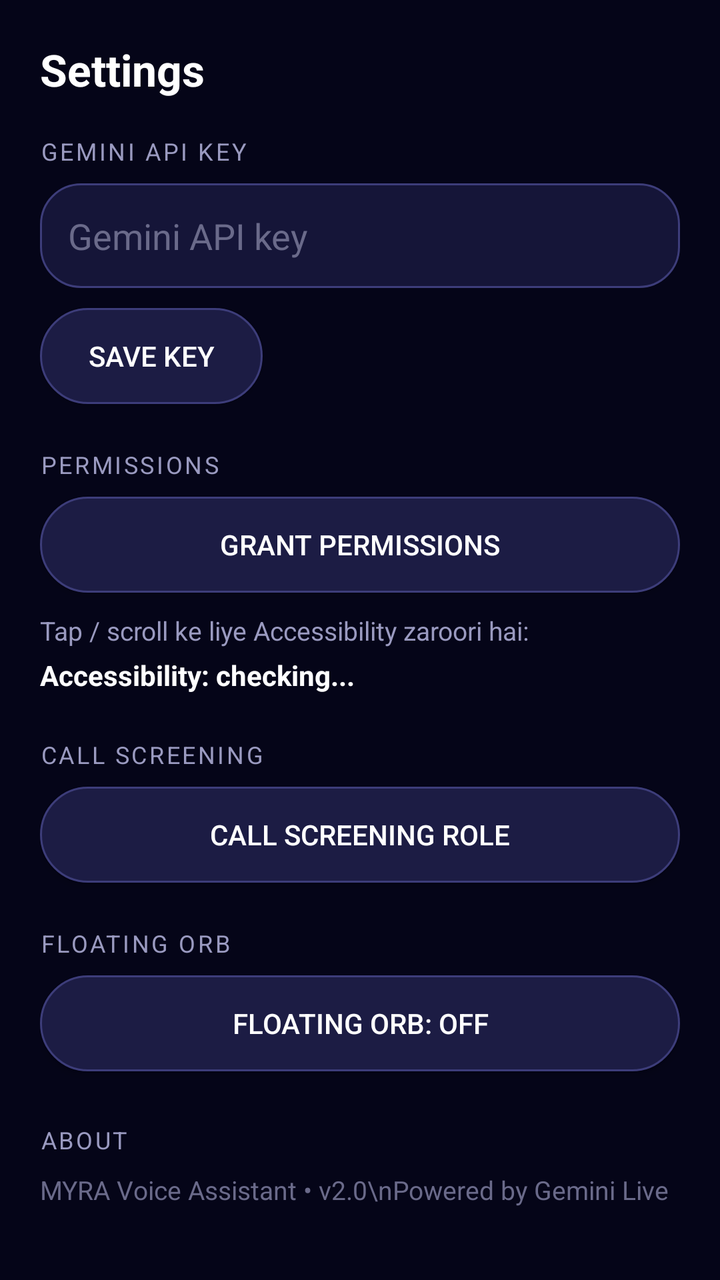
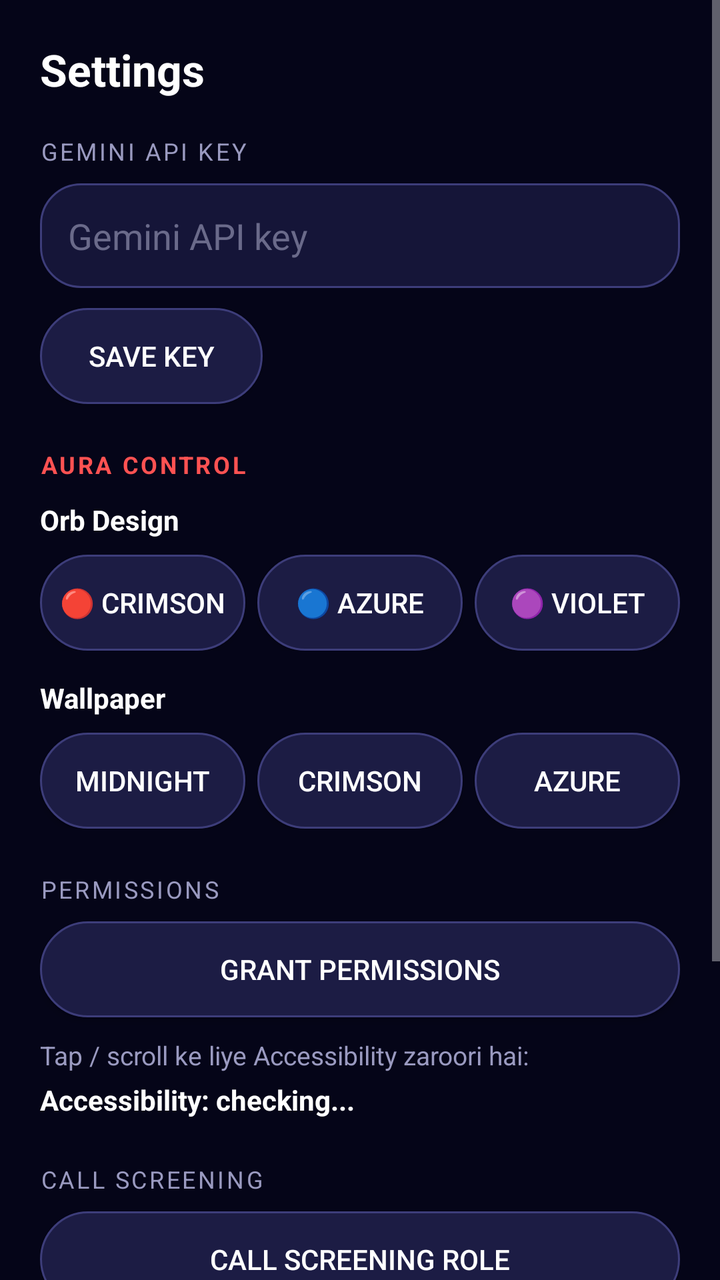

The first picture is an Android layout as it rendered before a commit; the second is the same layout after the commit. The layout source and the unified diff follow.
<!-- AndroidManifest.xml: application theme Theme.MYRA -->
<!-- res/layout/fragment_settings.xml -->
<?xml version="1.0" encoding="utf-8"?>
<ScrollView xmlns:android="http://schemas.android.com/apk/res/android"
    android:layout_width="match_parent"
    android:layout_height="match_parent">

    <LinearLayout
        android:layout_width="match_parent"
        android:layout_height="wrap_content"
        android:orientation="vertical"
        android:padding="20dp">

        <TextView
            android:layout_width="wrap_content"
            android:layout_height="wrap_content"
            android:text="Settings"
            android:textColor="#FFFFFF"
            android:textSize="22sp"
            android:textStyle="bold" />

        <TextView
            android:layout_width="wrap_content"
            android:layout_height="wrap_content"
            android:layout_marginTop="18dp"
            android:letterSpacing="0.1"
            android:text="GEMINI API KEY"
            android:textColor="#9A9AC0"
            android:textSize="12sp" />

        <EditText
            android:id="@+id/settingsApiKeyInput"
            android:layout_width="match_parent"
            android:layout_height="wrap_content"
            android:layout_marginTop="8dp"
            android:background="@drawable/bg_input"
            android:hint="Gemini API key"
            android:inputType="textPassword"
            android:padding="14dp"
            android:textColor="#FFFFFF"
            android:textColorHint="#6A6A8A" />

        <Button
            android:id="@+id/settingsSaveKeyButton"
            android:layout_width="wrap_content"
            android:layout_height="wrap_content"
            android:layout_marginTop="10dp"
            android:background="@drawable/bg_pill"
            android:paddingLeft="24dp"
            android:paddingRight="24dp"
            android:text="Save Key"
            android:textColor="#FFFFFF" />

        <TextView
            android:layout_width="wrap_content"
            android:layout_height="wrap_content"
            android:layout_marginTop="22dp"
            android:letterSpacing="0.1"
            android:text="PERMISSIONS"
            android:textColor="#9A9AC0"
            android:textSize="12sp" />

        <Button
            android:id="@+id/settingsPermissionsButton"
            android:layout_width="match_parent"
            android:layout_height="wrap_content"
            android:layout_marginTop="8dp"
            android:background="@drawable/bg_pill"
            android:text="Grant Permissions"
            android:textColor="#FFFFFF" />

        <TextView
            android:layout_width="wrap_content"
            android:layout_height="wrap_content"
            android:layout_marginTop="10dp"
            android:text="Tap / scroll ke liye Accessibility zaroori hai:"
            android:textColor="#9A9AC0"
            android:textSize="13sp" />

        <TextView
            android:id="@+id/settingsA11yStatus"
            android:layout_width="wrap_content"
            android:layout_height="wrap_content"
            android:layout_marginTop="4dp"
            android:text="Accessibility: checking..."
            android:textColor="#FFFFFF"
            android:textSize="14sp"
            android:textStyle="bold" />

        <TextView
            android:layout_width="wrap_content"
            android:layout_height="wrap_content"
            android:layout_marginTop="22dp"
            android:letterSpacing="0.1"
            android:text="CALL SCREENING"
            android:textColor="#9A9AC0"
            android:textSize="12sp" />

        <Button
            android:id="@+id/settingsCallRoleButton"
            android:layout_width="match_parent"
            android:layout_height="wrap_content"
            android:layout_marginTop="8dp"
            android:background="@drawable/bg_pill"
            android:text="Call Screening Role"
            android:textColor="#FFFFFF" />

        <TextView
            android:layout_width="wrap_content"
            android:layout_height="wrap_content"
            android:layout_marginTop="22dp"
            android:letterSpacing="0.1"
            android:text="FLOATING ORB"
            android:textColor="#9A9AC0"
            android:textSize="12sp" />

        <Button
            android:id="@+id/settingsOrbButton"
            android:layout_width="match_parent"
            android:layout_height="wrap_content"
            android:layout_marginTop="8dp"
            android:background="@drawable/bg_pill"
            android:text="Floating Orb: OFF"
            android:textColor="#FFFFFF" />

        <TextView
            android:layout_width="wrap_content"
            android:layout_height="wrap_content"
            android:layout_marginTop="26dp"
            android:letterSpacing="0.1"
            android:text="ABOUT"
            android:textColor="#9A9AC0"
            android:textSize="12sp" />

        <TextView
            android:layout_width="wrap_content"
            android:layout_height="wrap_content"
            android:layout_marginTop="8dp"
            android:layout_marginBottom="16dp"
            android:text="MYRA Voice Assistant • v2.0\nPowered by Gemini Live"
            android:textColor="#6A6A8A"
            android:textSize="13sp" />

    </LinearLayout>
</ScrollView>
<!-- resources referenced by this layout -->
<resources>
  <!-- drawable bg_input (drawable) -->
  <?xml version="1.0" encoding="utf-8"?>
  <shape xmlns:android="http://schemas.android.com/apk/res/android"
      android:shape="rectangle">
      <corners android:radius="20dp" />
      <solid android:color="#151538" />
      <stroke
          android:width="1dp"
          android:color="#3D3D7A" />
  </shape>
  <!-- drawable bg_pill (drawable) -->
  <?xml version="1.0" encoding="utf-8"?>
  <shape xmlns:android="http://schemas.android.com/apk/res/android"
      android:shape="rectangle">
      <corners android:radius="24dp" />
      <solid android:color="#1C1C44" />
      <stroke
          android:width="1dp"
          android:color="#3D3D7A" />
  </shape>
  <style name="Theme.MYRA" parent="Theme.AppCompat.NoActionBar">
          <item name="colorPrimary">#7C4DFF</item>
          <item name="colorPrimaryDark">#050518</item>
          <item name="colorAccent">#03DAC5</item>
          <item name="android:statusBarColor">#050518</item>
          <item name="android:windowLightStatusBar">false</item>
          <item name="android:navigationBarColor">#0D0D2B</item>
          <item name="android:windowBackground">#050518</item>
      </style>
</resources>

<!-- the commit's change to res/layout/fragment_settings.xml (unified diff, before → after) -->
@@ -54,6 +54,110 @@
             android:layout_height="wrap_content"
             android:layout_marginTop="22dp"
             android:letterSpacing="0.1"
+            android:text="AURA CONTROL"
+            android:textColor="#FF5252"
+            android:textSize="12sp"
+            android:textStyle="bold" />
+
+        <TextView
+            android:layout_width="wrap_content"
+            android:layout_height="wrap_content"
+            android:layout_marginTop="10dp"
+            android:text="Orb Design"
+            android:textColor="#FFFFFF"
+            android:textSize="14sp"
+            android:textStyle="bold" />
+
+        <LinearLayout
+            android:layout_width="match_parent"
+            android:layout_height="wrap_content"
+            android:layout_marginTop="8dp"
+            android:orientation="horizontal"
+            android:weightSum="3">
+
+            <Button
+                android:id="@+id/auraOrbCrimson"
+                android:layout_width="0dp"
+                android:layout_height="wrap_content"
+                android:layout_marginEnd="6dp"
+                android:layout_weight="1"
+                android:background="@drawable/bg_pill"
+                android:text="🔴 Crimson"
+                android:textColor="#FFFFFF" />
+
+            <Button
+                android:id="@+id/auraOrbAzure"
+                android:layout_width="0dp"
+                android:layout_height="wrap_content"
+                android:layout_marginEnd="6dp"
+                android:layout_weight="1"
+                android:background="@drawable/bg_pill"
+                android:text="🔵 Azure"
+                android:textColor="#FFFFFF" />
+
+            <Button
+                android:id="@+id/auraOrbViolet"
+                android:layout_width="0dp"
+                android:layout_height="wrap_content"
+                android:layout_weight="1"
+                android:background="@drawable/bg_pill"
+                android:text="🟣 Violet"
+                android:textColor="#FFFFFF" />
+
+        </LinearLayout>
+
+        <TextView
+            android:layout_width="wrap_content"
+            android:layout_height="wrap_content"
+            android:layout_marginTop="14dp"
+            android:text="Wallpaper"
+            android:textColor="#FFFFFF"
+            android:textSize="14sp"
+            android:textStyle="bold" />
+
+        <LinearLayout
+            android:layout_width="match_parent"
+            android:layout_height="wrap_content"
+            android:layout_marginTop="8dp"
+            android:orientation="horizontal"
+            android:weightSum="3">
+
+            <Button
+                android:id="@+id/auraWpMidnight"
+                android:layout_width="0dp"
+                android:layout_height="wrap_content"
+                android:layout_marginEnd="6dp"
+                android:layout_weight="1"
+                android:background="@drawable/bg_pill"
+                android:text="Midnight"
+                android:textColor="#FFFFFF" />
+
+            <Button
+                android:id="@+id/auraWpCrimson"
+                android:layout_width="0dp"
+                android:layout_height="wrap_content"
+                android:layout_marginEnd="6dp"
+                android:layout_weight="1"
+                android:background="@drawable/bg_pill"
+                android:text="Crimson"
+                android:textColor="#FFFFFF" />
+
+            <Button
+                android:id="@+id/auraWpAzure"
+                android:layout_width="0dp"
+                android:layout_height="wrap_content"
+                android:layout_weight="1"
+                android:background="@drawable/bg_pill"
+                android:text="Azure"
+                android:textColor="#FFFFFF" />
+
+        </LinearLayout>
+
+        <TextView
+            android:layout_width="wrap_content"
+            android:layout_height="wrap_content"
+            android:layout_marginTop="22dp"
+            android:letterSpacing="0.1"
             android:text="PERMISSIONS"
             android:textColor="#9A9AC0"
             android:textSize="12sp" />
@@ -140,4 +244,5 @@
             android:textSize="13sp" />
 
     </LinearLayout>
+
 </ScrollView>
